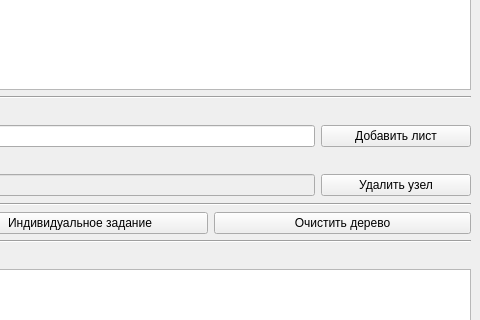
The window that [OAIP]/Semester 2/LW7/mainwindow.ui (rastsislaux/bsuir) describes before a commit, drawn with Qt 5; both pictures show x 320 to 800 and y 302 to 622 of the 800 by 800 pixel window.
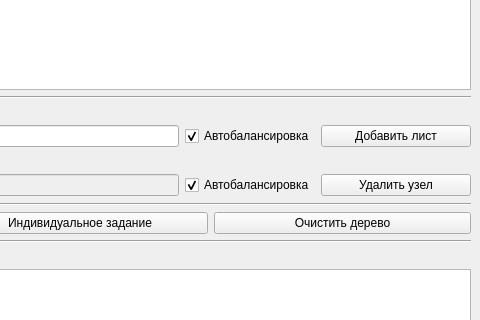
The same window after the commit. Icons and pictures are not drawn.

Diff of the .ui file:
```diff
--- a/[OAIP]/Semester 2/LW7/mainwindow.ui
+++ b/[OAIP]/Semester 2/LW7/mainwindow.ui
@@ -64,6 +64,16 @@
         <item>
          <widget class="QLineEdit" name="addNameLineEdit"/>
         </item>
+        <item>
+         <widget class="QCheckBox" name="addAutoBalanceCheckBox">
+          <property name="text">
+           <string>Автобалансировка</string>
+          </property>
+          <property name="checked">
+           <bool>true</bool>
+          </property>
+         </widget>
+        </item>
         <item>
          <widget class="QPushButton" name="addPushButton">
           <property name="sizePolicy">
@@ -121,6 +131,16 @@
           </property>
          </widget>
         </item>
+        <item>
+         <widget class="QCheckBox" name="removeAutoBalanceCheckBox">
+          <property name="text">
+           <string>Автобалансировка</string>
+          </property>
+          <property name="checked">
+           <bool>true</bool>
+          </property>
+         </widget>
+        </item>
         <item>
          <widget class="QPushButton" name="removePushButton">
           <property name="sizePolicy">
```
Left out of the diff: 12 changed lines with no effect on the pictures.
